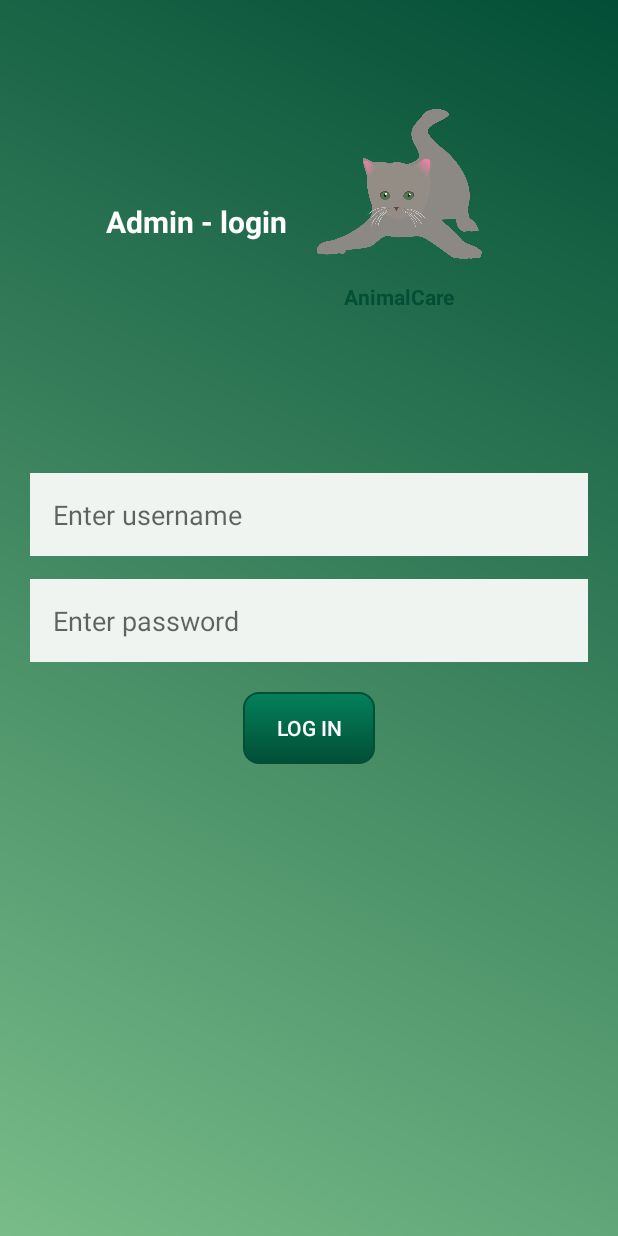
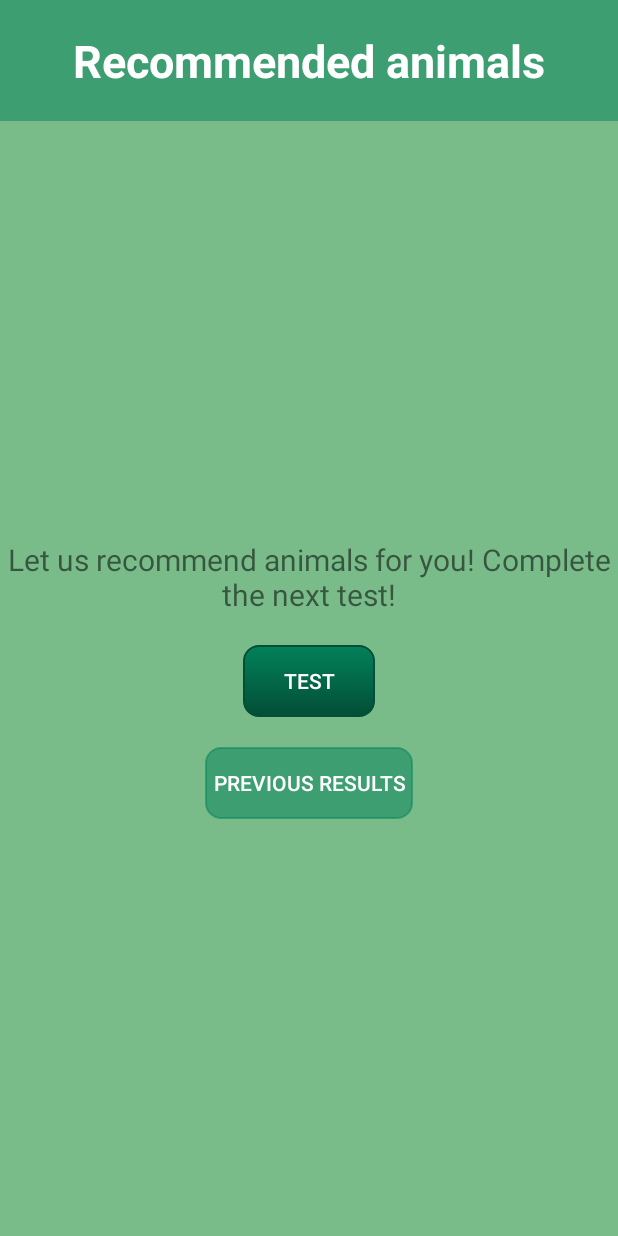
Before and after one commit to Oana-Ivan/AnimalCare, an Android app: the AdopterHomeActivity screen opened directly, with no data from a screen before it, after a tap on "Let us recommend animals for you", on a phone screen of 412 x 824 dp. Run offline under Robolectric (Android 15) with nearby library versions, the phone set to English and light mode, and no system bars; our stand-ins replace Firebase (no records; nobody signed in at launch, a user with empty details on screens opened directly).

Commit message:
Added Test Layout

```diff
--- a/app/src/main/AndroidManifest.xml
+++ b/app/src/main/AndroidManifest.xml
@@ -15,6 +15,7 @@
         android:roundIcon="@drawable/logo_animal_care"
         android:supportsRtl="true"
         android:theme="@style/Theme.AnimalCare">
+        <activity android:name=".adopterOptions.recommendedAnimals.RecommendedAnimalsActivity"></activity>
         <activity android:name=".adopterOptions.savedAnimals.SavedAnimalsActivity" />
         <activity android:name=".animalsActivities.AnimalDetailsActivity" />
         <activity
--- /dev/null
+++ b/app/src/main/java/com/example/animalcare/adopterOptions/recommendedAnimals/RecommendedAnimalsActivity.java
@@ -0,0 +1,16 @@
+package com.example.animalcare.adopterOptions.recommendedAnimals;
+
+import androidx.appcompat.app.AppCompatActivity;
+
+import android.os.Bundle;
+
+import com.example.animalcare.R;
+
+public class RecommendedAnimalsActivity extends AppCompatActivity {
+
+    @Override
+    protected void onCreate(Bundle savedInstanceState) {
+        super.onCreate(savedInstanceState);
+        setContentView(R.layout.activity_recommended_animals);
+    }
+}
--- /dev/null
+++ b/app/src/main/java/com/example/animalcare/adopterOptions/recommendedAnimals/RecommendedAnimalsMainFragment.java
@@ -0,0 +1,46 @@
+package com.example.animalcare.adopterOptions.recommendedAnimals;
+
+import android.os.Bundle;
+
+import androidx.appcompat.widget.AppCompatButton;
+import androidx.fragment.app.Fragment;
+import androidx.fragment.app.FragmentTransaction;
+
+import android.view.LayoutInflater;
+import android.view.View;
+import android.view.ViewGroup;
+
+import com.example.animalcare.R;
+import com.example.animalcare.animalsActivities.OptionsFragment;
+
+public class RecommendedAnimalsMainFragment extends Fragment {
+    private AppCompatButton btnTest, btnResults;
+
+    public RecommendedAnimalsMainFragment() {
+        // Required empty public constructor
+    }
+
+    @Override
+    public View onCreateView(LayoutInflater inflater, ViewGroup container,
+                             Bundle savedInstanceState) {
+        View view = inflater.inflate(R.layout.fragment_recommended_animals_main, container, false);
+        btnTest = view.findViewById(R.id.fragment_recommended_main_btn_test);
+        btnResults = view.findViewById(R.id.fragment_recommended_main_btn_results);
+
+        btnTest.setOnClickListener(b -> {
+            RecommendedAnimalsTestFragment testFragment = new RecommendedAnimalsTestFragment();
+            FragmentTransaction ft = getActivity().getSupportFragmentManager().beginTransaction();
+            ft.replace(R.id.activity_recommended_animals_fr, testFragment);
+            ft.commit();
+        });
+
+        btnResults.setOnClickListener(b -> {
+            RecommendedAnimalsListFragment resultsFragment = new RecommendedAnimalsListFragment();
+            FragmentTransaction ft = getActivity().getSupportFragmentManager().beginTransaction();
+            ft.replace(R.id.activity_recommended_animals_fr, resultsFragment);
+            ft.commit();
+        });
+
+        return view;
+    }
+}
--- a/app/src/main/java/com/example/animalcare/usersMainScreens/AdopterHomeActivity.java
+++ b/app/src/main/java/com/example/animalcare/usersMainScreens/AdopterHomeActivity.java
@@ -14,6 +14,7 @@ import android.widget.Toast;
 import com.example.animalcare.CRUD.AnimalsListActivity;
 import com.example.animalcare.MainActivity;
 import com.example.animalcare.R;
+import com.example.animalcare.adopterOptions.recommendedAnimals.RecommendedAnimalsActivity;
 import com.example.animalcare.adopterOptions.savedAnimals.SavedAnimalsActivity;
 import com.example.animalcare.authentication.LoginActivity;
 import com.example.animalcare.authentication.LoginAdminActivity;
@@ -95,7 +96,7 @@ public class AdopterHomeActivity extends AppCompatActivity {
                 startActivity(new Intent(AdopterHomeActivity.this, AnimalsListActivity.class));
                 break;
             case "recAnimals":
-                startActivity(new Intent(AdopterHomeActivity.this, LoginAdminActivity.class));
+                startActivity(new Intent(AdopterHomeActivity.this, RecommendedAnimalsActivity.class));
                 break;
             case "savedAnimals":
                 startActivity(new Intent(AdopterHomeActivity.this, SavedAnimalsActivity.class));
--- /dev/null
+++ b/app/src/main/res/layout/activity_recommended_animals.xml
@@ -0,0 +1,38 @@
+<?xml version="1.0" encoding="utf-8"?>
+<androidx.constraintlayout.widget.ConstraintLayout xmlns:android="http://schemas.android.com/apk/res/android"
+    xmlns:app="http://schemas.android.com/apk/res-auto"
+    xmlns:tools="http://schemas.android.com/tools"
+    android:layout_width="match_parent"
+    android:layout_height="match_parent"
+    android:background="@color/color_schema_background_2"
+    tools:context=".adopterOptions.recommendedAnimals.RecommendedAnimalsActivity">
+
+    <TextView
+        android:id="@+id/activity_recommended_animals_tv"
+        android:layout_width="match_parent"
+        android:layout_height="wrap_content"
+
+        android:background="@color/color_schema_light_transparent"
+        android:gravity="center"
+        android:padding="20dp"
+        android:text="@string/recommended_animals"
+        android:textColor="@color/white"
+        android:textSize="30sp"
+        android:textStyle="bold"
+        android:layout_marginBottom="10dp"
+
+        app:layout_constraintBottom_toBottomOf="parent"
+        app:layout_constraintTop_toTopOf="parent"
+        app:layout_constraintVertical_bias="0" />
+
+    <androidx.fragment.app.FragmentContainerView
+        android:id="@+id/activity_recommended_animals_fr"
+        android:name="com.example.animalcare.adopterOptions.recommendedAnimals.RecommendedAnimalsMainFragment"
+
+        android:layout_width="match_parent"
+        android:layout_height="wrap_content"
+
+        app:layout_constraintBottom_toBottomOf="parent"
+        app:layout_constraintEnd_toEndOf="parent"
+        app:layout_constraintTop_toBottomOf="@+id/activity_recommended_animals_tv" />
+</androidx.constraintlayout.widget.ConstraintLayout>
--- /dev/null
+++ b/app/src/main/res/layout/fragment_recommended_animals_main.xml
@@ -0,0 +1,61 @@
+<?xml version="1.0" encoding="utf-8"?>
+<FrameLayout xmlns:android="http://schemas.android.com/apk/res/android"
+    xmlns:app="http://schemas.android.com/apk/res-auto"
+    xmlns:tools="http://schemas.android.com/tools"
+    android:layout_width="match_parent"
+    android:layout_height="match_parent"
+    tools:context=".adopterOptions.recommendedAnimals.RecommendedAnimalsMainFragment">
+    <androidx.constraintlayout.widget.ConstraintLayout
+        android:layout_width="match_parent"
+        android:layout_height="match_parent">
+
+        <TextView
+            android:id="@+id/fragment_recommended_main_tv"
+            android:layout_width="match_parent"
+            android:layout_height="wrap_content"
+
+            android:text="@string/recommend_animals_for_you_2"
+            android:textSize="20sp"
+            android:gravity="center"
+
+            app:layout_constraintBottom_toBottomOf="parent"
+            app:layout_constraintTop_toTopOf="parent"
+            app:layout_constraintVertical_bias="0.0" />
+
+        <LinearLayout
+            android:id="@+id/linearLayout2"
+            android:layout_width="match_parent"
+            android:layout_height="wrap_content"
+            android:orientation="vertical"
+            app:layout_constraintBottom_toBottomOf="parent"
+            app:layout_constraintTop_toBottomOf="@+id/fragment_recommended_main_tv"
+            app:layout_constraintVertical_bias="0.10">
+
+            <androidx.appcompat.widget.AppCompatButton
+                android:id="@+id/fragment_recommended_main_btn_test"
+                android:layout_width="wrap_content"
+                android:layout_height="wrap_content"
+
+                android:layout_gravity="center"
+                android:layout_marginTop="20dp"
+                android:background="@drawable/button"
+                android:gravity="center"
+                android:text="@string/test"
+                android:textColor="@color/white" />
+
+            <androidx.appcompat.widget.AppCompatButton
+                android:id="@+id/fragment_recommended_main_btn_results"
+                android:layout_width="wrap_content"
+                android:layout_height="wrap_content"
+
+                android:layout_gravity="center"
+                android:layout_marginTop="20dp"
+                android:background="@drawable/button_light"
+                android:gravity="center"
+                android:text="@string/previous_results"
+                android:padding="5dp"
+                android:textColor="@color/white" />
+
+        </LinearLayout>
+    </androidx.constraintlayout.widget.ConstraintLayout>
+</FrameLayout>
```
Also changed, not shown: app/src/main/java/com/example/animalcare/adopterOptions/recommendedAnimals/RecommendedAnimalsListFragment.java (added, +25 -0 lines), app/src/main/java/com/example/animalcare/adopterOptions/recommendedAnimals/RecommendedAnimalsTestFragment.java (added, +95 -0 lines), app/src/main/res/layout/fragment_recommended_animals_list.xml (added, +14 -0 lines), app/src/main/res/layout/fragment_recommended_animals_test.xml (added, +209 -0 lines), app/src/main/res/values/strings.xml (+21 -0 lines).
